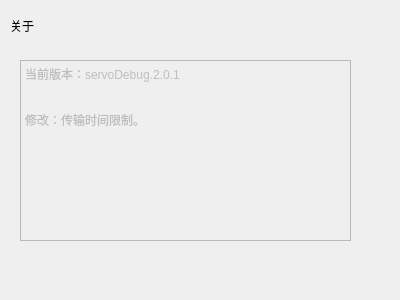
The window that source/about/about.ui (dhmemi/ServeDebug2.0) describes before a commit, drawn with Qt 5.
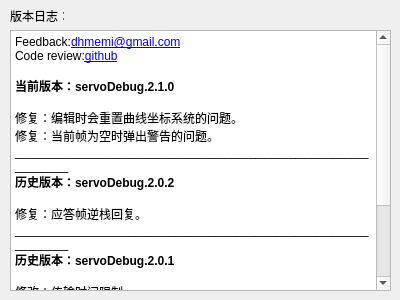
The same window after the commit.

Diff of the .ui file:
```diff
--- a/source/about/about.ui
+++ b/source/about/about.ui
@@ -13,16 +13,16 @@
   <property name="windowTitle">
    <string>Dialog</string>
   </property>
-  <widget class="QTextEdit" name="textEdit">
+  <widget class="QTextBrowser" name="textBrowser">
    <property name="enabled">
-    <bool>false</bool>
+    <bool>true</bool>
    </property>
    <property name="geometry">
     <rect>
-     <x>20</x>
-     <y>60</y>
-     <width>331</width>
-     <height>181</height>
+     <x>10</x>
+     <y>30</y>
+     <width>381</width>
+     <height>261</height>
     </rect>
    </property>
    <property name="html">
@@ -30,23 +30,44 @@
 &lt;html&gt;&lt;head&gt;&lt;meta name=&quot;qrichtext&quot; content=&quot;1&quot; /&gt;&lt;style type=&quot;text/css&quot;&gt;
 p, li { white-space: pre-wrap; }
 &lt;/style&gt;&lt;/head&gt;&lt;body style=&quot; font-family:'SimSun'; font-size:9pt; font-weight:400; font-style:normal;&quot;&gt;
-&lt;p style=&quot; margin-top:0px; margin-bottom:0px; margin-left:0px; margin-right:0px; -qt-block-indent:0; text-indent:0px;&quot;&gt;当前版本：servoDebug.2.0.1&lt;/p&gt;
+&lt;p style=&quot; margin-top:0px; margin-bottom:0px; margin-left:0px; margin-right:0px; -qt-block-indent:0; text-indent:0px;&quot;&gt;Feedback:&lt;a href=&quot;mailTo:dhmemi@gmail.com&quot;&gt;&lt;span style=&quot; text-decoration: underline; color:#0000ff;&quot;&gt;dhmemi@gmail.com&lt;/span&gt;&lt;/a&gt;&lt;/p&gt;
+&lt;p style=&quot; margin-top:0px; margin-bottom:0px; margin-left:0px; margin-right:0px; -qt-block-indent:0; text-indent:0px;&quot;&gt;Code review:&lt;a href=&quot;https://github.com/dhmemi/ServeDebug2.0&quot;&gt;&lt;span style=&quot; text-decoration: underline; color:#0000ff;&quot;&gt;github&lt;/span&gt;&lt;/a&gt;&lt;/p&gt;
 &lt;p style=&quot;-qt-paragraph-type:empty; margin-top:0px; margin-bottom:0px; margin-left:0px; margin-right:0px; -qt-block-indent:0; text-indent:0px;&quot;&gt;&lt;br /&gt;&lt;/p&gt;
+&lt;p style=&quot; margin-top:0px; margin-bottom:0px; margin-left:0px; margin-right:0px; -qt-block-indent:0; text-indent:0px;&quot;&gt;&lt;span style=&quot; font-weight:600;&quot;&gt;当前版本：servoDebug.2.1.0&lt;/span&gt;&lt;/p&gt;
 &lt;p style=&quot;-qt-paragraph-type:empty; margin-top:0px; margin-bottom:0px; margin-left:0px; margin-right:0px; -qt-block-indent:0; text-indent:0px;&quot;&gt;&lt;br /&gt;&lt;/p&gt;
-&lt;p style=&quot; margin-top:0px; margin-bottom:0px; margin-left:0px; margin-right:0px; -qt-block-indent:0; text-indent:0px;&quot;&gt;修改：传输时间限制。&lt;/p&gt;&lt;/body&gt;&lt;/html&gt;</string>
+&lt;p style=&quot; margin-top:0px; margin-bottom:0px; margin-left:0px; margin-right:0px; -qt-block-indent:0; text-indent:0px;&quot;&gt;修复：编辑时会重置曲线坐标系统的问题。&lt;/p&gt;
+&lt;p style=&quot; margin-top:0px; margin-bottom:0px; margin-left:0px; margin-right:0px; -qt-block-indent:0; text-indent:0px;&quot;&gt;修复：当前帧为空时弹出警告的问题。&lt;/p&gt;
+&lt;p style=&quot; margin-top:0px; margin-bottom:0px; margin-left:0px; margin-right:0px; -qt-block-indent:0; text-indent:0px;&quot;&gt;_____________________________________________________________&lt;/p&gt;
+&lt;p style=&quot; margin-top:0px; margin-bottom:0px; margin-left:0px; margin-right:0px; -qt-block-indent:0; text-indent:0px;&quot;&gt;&lt;span style=&quot; font-weight:600;&quot;&gt;历史版本：servoDebug.2.0.2&lt;/span&gt;&lt;/p&gt;
+&lt;p style=&quot;-qt-paragraph-type:empty; margin-top:0px; margin-bottom:0px; margin-left:0px; margin-right:0px; -qt-block-indent:0; text-indent:0px;&quot;&gt;&lt;br /&gt;&lt;/p&gt;
+&lt;p style=&quot; margin-top:0px; margin-bottom:0px; margin-left:0px; margin-right:0px; -qt-block-indent:0; text-indent:0px;&quot;&gt;修复：应答帧逆栈回复。&lt;/p&gt;
+&lt;p style=&quot; margin-top:0px; margin-bottom:0px; margin-left:0px; margin-right:0px; -qt-block-indent:0; text-indent:0px;&quot;&gt;_____________________________________________________________&lt;/p&gt;
+&lt;p style=&quot; margin-top:0px; margin-bottom:0px; margin-left:0px; margin-right:0px; -qt-block-indent:0; text-indent:0px;&quot;&gt;&lt;span style=&quot; font-weight:600;&quot;&gt;历史版本：servoDebug.2.0.1&lt;/span&gt;&lt;/p&gt;
+&lt;p style=&quot;-qt-paragraph-type:empty; margin-top:0px; margin-bottom:0px; margin-left:0px; margin-right:0px; -qt-block-indent:0; text-indent:0px;&quot;&gt;&lt;br /&gt;&lt;/p&gt;
+&lt;p style=&quot; margin-top:0px; margin-bottom:0px; margin-left:0px; margin-right:0px; -qt-block-indent:0; text-indent:0px;&quot;&gt;修改：传输时间限制。&lt;/p&gt;
+&lt;p style=&quot;-qt-paragraph-type:empty; margin-top:0px; margin-bottom:0px; margin-left:0px; margin-right:0px; -qt-block-indent:0; text-indent:0px;&quot;&gt;&lt;br /&gt;&lt;/p&gt;
+&lt;p style=&quot;-qt-paragraph-type:empty; margin-top:0px; margin-bottom:0px; margin-left:0px; margin-right:0px; -qt-block-indent:0; text-indent:0px;&quot;&gt;&lt;br /&gt;&lt;/p&gt;
+&lt;p style=&quot;-qt-paragraph-type:empty; margin-top:0px; margin-bottom:0px; margin-left:0px; margin-right:0px; -qt-block-indent:0; text-indent:0px;&quot;&gt;&lt;br /&gt;&lt;/p&gt;
+&lt;p style=&quot;-qt-paragraph-type:empty; margin-top:0px; margin-bottom:0px; margin-left:0px; margin-right:0px; -qt-block-indent:0; text-indent:0px;&quot;&gt;&lt;br /&gt;&lt;/p&gt;
+&lt;p style=&quot;-qt-paragraph-type:empty; margin-top:0px; margin-bottom:0px; margin-left:0px; margin-right:0px; -qt-block-indent:0; text-indent:0px;&quot;&gt;&lt;br /&gt;&lt;/p&gt;
+&lt;p style=&quot;-qt-paragraph-type:empty; margin-top:0px; margin-bottom:0px; margin-left:0px; margin-right:0px; -qt-block-indent:0; text-indent:0px;&quot;&gt;&lt;br /&gt;&lt;/p&gt;
+&lt;p align=&quot;center&quot; style=&quot; margin-top:0px; margin-bottom:0px; margin-left:0px; margin-right:0px; -qt-block-indent:0; text-indent:0px;&quot;&gt;Powered by &lt;a href=&quot;http://www.nwpu.edu.cn&quot;&gt;&lt;span style=&quot; text-decoration: underline; color:#0000ff;&quot;&gt;NUP-CollegeDancingRobotResearch&amp;amp;TraniningBase&lt;/span&gt;&lt;/a&gt;&lt;/p&gt;&lt;/body&gt;&lt;/html&gt;</string>
+   </property>
+   <property name="openLinks">
+    <bool>false</bool>
    </property>
   </widget>
   <widget class="QLabel" name="label">
    <property name="geometry">
     <rect>
      <x>10</x>
-     <y>20</y>
+     <y>10</y>
      <width>54</width>
      <height>12</height>
     </rect>
    </property>
    <property name="text">
-    <string>关于</string>
+    <string>版本日志：</string>
    </property>
   </widget>
  </widget>
```
